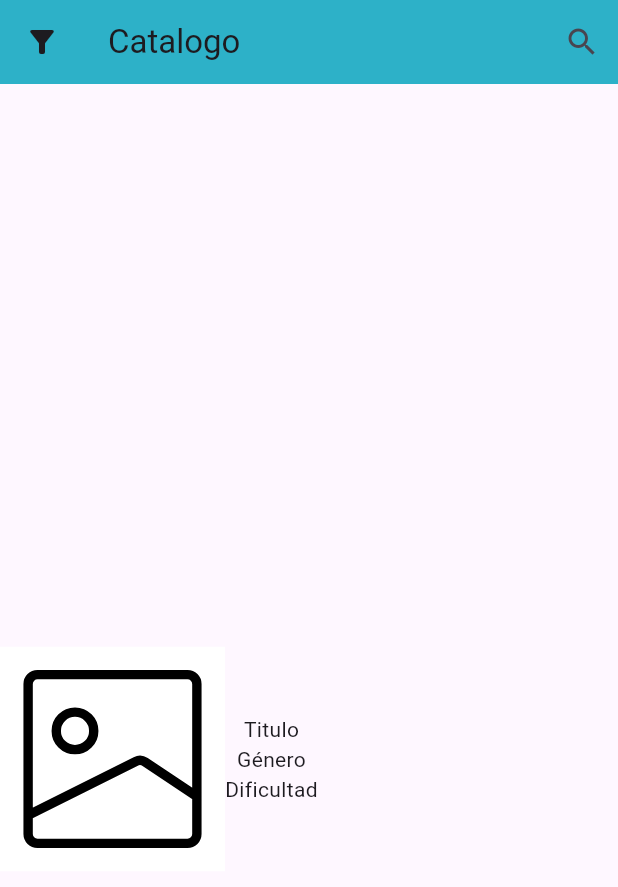
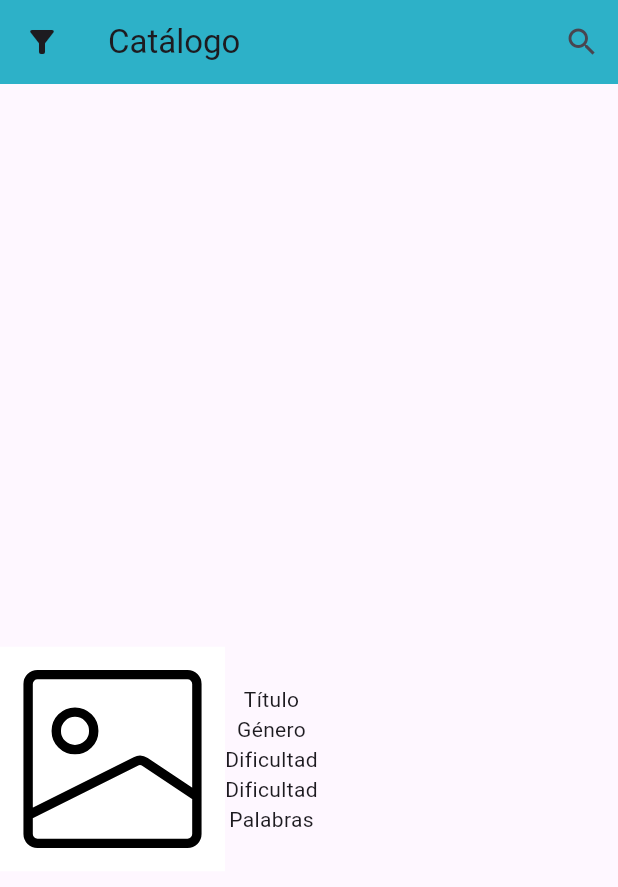
Before and after one commit to robrtoRR/AppLectura, a Flutter app: the Catalogo screen opened directly, after a tap on an icon or button, on a phone screen of 412 x 824 dp. Shown: the top 887 px of the screen. Run offline on Flutter 3.47's test engine with Material 3 defaults, Android fonts, the phone set to English and light mode, and no system bars; our stand-ins replace flutter_svg.

Commit message:
Actualización 29/10/2024 14:30hrs

```diff
--- a/lib/widgets/catalogo.dart
+++ b/lib/widgets/catalogo.dart
@@ -1,4 +1,5 @@
 import 'dart:ui';
+import 'package:app_lectura/widgets/vista_previa.dart';
 import 'package:flutter/material.dart';
 import 'package:flutter_svg/flutter_svg.dart';
 
@@ -17,7 +18,7 @@ class _CatalogoState extends State<Catalogo> {
         title: const Text("Catalogo"),
         actions: <Widget>[
           IconButton(
-            tooltip: 'Buscar palabra',
+            tooltip: 'Buscar libro',
             icon: const Icon(Icons.search),
             onPressed: () {},
             /* onPressed: () async {
@@ -52,7 +53,11 @@ class _CatalogoState extends State<Catalogo> {
                         onTap: () {
                           //Espacio para codigo
                           print("Lectura seleccionada");
-                          //Navigator.push(context, route)
+                          Navigator.push(
+                            context,
+                            MaterialPageRoute(
+                                builder: (context) => VistaPrevia()),
+                          );
                         },
                         child: SvgPicture.asset(
                           'images/image_vector.svg',
--- /dev/null
+++ b/lib/widgets/vista_previa.dart
@@ -0,0 +1,72 @@
+import 'package:flutter/material.dart';
+import 'package:flutter_svg/flutter_svg.dart';
+
+class VistaPrevia extends StatefulWidget {
+  @override
+  _VistaPreviaState createState() => _VistaPreviaState();
+}
+
+class _VistaPreviaState extends State<VistaPrevia> {
+  @override
+  Widget build(BuildContext context) {
+    return Scaffold(
+      appBar: AppBar(
+        backgroundColor: const Color.fromARGB(255, 45, 177, 200),
+        leading: const Icon(Icons.filter_alt),
+        title: const Text("Catálogo"),
+        actions: <Widget>[
+          IconButton(
+            tooltip: 'Buscar libro',
+            icon: const Icon(Icons.search),
+            onPressed: () {},
+          )
+        ],
+      ),
+      body: Container(
+        height: double.infinity,
+        width: double.infinity,
+        child: SingleChildScrollView(
+          child: Center(
+            child: Container(
+              height: 900,
+              child: Column(
+                mainAxisAlignment: MainAxisAlignment.center,
+                children: [
+                  Row(
+                    children: [
+                      Column(
+                        children: [
+                          GestureDetector(
+                            onTap: () {
+                              //Espacio para codigo
+                              print("Acceder a la lectura");
+                            },
+                            child: SvgPicture.asset(
+                              'images/image_vector.svg',
+                              width: 150,
+                              height: 200,
+                            ),
+                          )
+                        ],
+                      ),
+                      Column(
+                        mainAxisAlignment: MainAxisAlignment.start,
+                        children: [
+                          Text("Título"),
+                          Text("Género"),
+                          Text("Dificultad"),
+                          Text("Dificultad"),
+                          Text("Palabras"),
+                        ],
+                      )
+                    ],
+                  ),
+                ],
+              ),
+            ),
+          ),
+        ),
+      ),
+    );
+  }
+}
--- a/pubspec.yaml
+++ b/pubspec.yaml
@@ -28,6 +28,7 @@ environment:
 # the latest version available on pub.dev. To see which dependencies have newer
 # versions available, run `flutter pub outdated`.
 dependencies:
+  #aws_s3_client: ^3.0.0
   flutter:
     sdk: flutter
 
```
Also changed, not shown: lib/widgets/crear_perfil.dart (+41 -5 lines), images/avatar/avatar_nina.svg (added), images/avatar/avatar_nino.svg (added), images/avatar/icon_avatar.svg (added).
